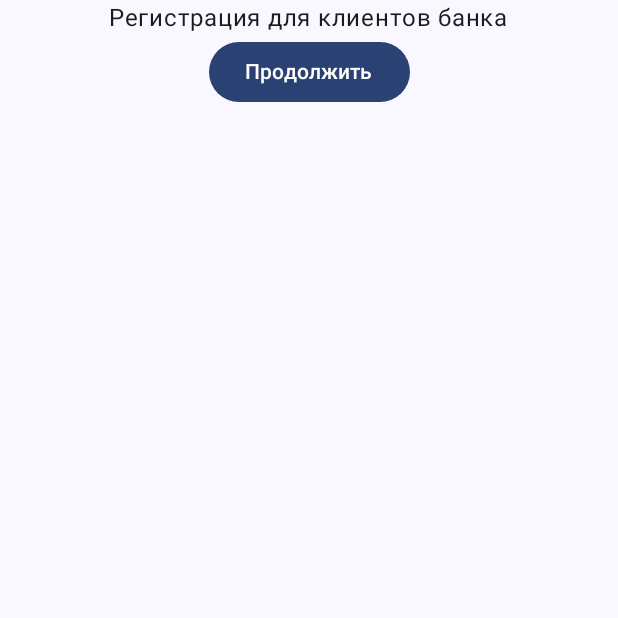
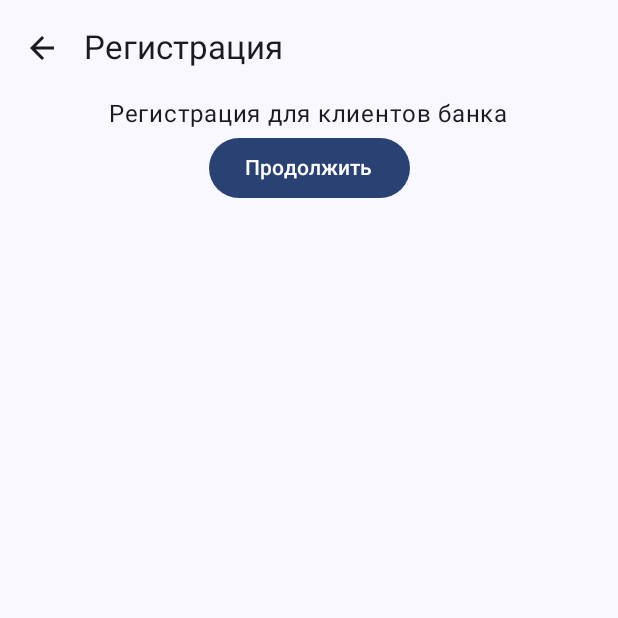
Before and after one commit to HSact/UserFormPurchasesApp, an Android app built with Jetpack Compose: the ProfileScreen screen opened through its navigation route, after a tap on "Регистрация", on a phone screen of 412 x 824 dp, the top half of it. Run offline under Robolectric (Android 15) with nearby library versions, the phone set to English and light mode, and no system bars; our stand-ins replace Dagger/Hilt's generated code.

Commit message:
refactor: Restructure UI layer with screens and ViewModels
This commit reorganizes the UI layer by:
- Moving screen composables and their ViewModels into dedicated `screens` subpackages (e.g., `ui/screens/profile`, `ui/screens/registration`, `ui/screens/purchases`).
- Renaming `MainScreen.kt` to `screens/MainScreen.kt`.
- Introducing `RegistrationIntent` and `RegistrationUiState` for MVI pattern in the registration screen.
- Implementing `RegistrationViewModel` with logic to handle user input, validation, and saving user data.
- Updating `MainScreen` to use a `Scaffold` with a `CommonTopBar` that dynamically shows titles and back buttons based on the current navigation destination.
- Adjusting navigation logic in `MainScreen`: `RegistrationScreen` now pops back instead of navigating to `PurchasesScreen` on finish.
- Adding a `CommonTopBar` composable for consistent app bar styling.
- Adding placeholder `ProfileUiState` and `PurchasesUiState`.
- Removing the old `RegistrationViewModel` from its previous location.
- Updating `MainActivity` to reflect the new `MainScreen` location and removing unnecessary `Scaffold` and `padding`.
- Adding a "My Purchases" button to `ProfileScreen` and expanding its layout for demonstration.
- Minor cleanup in `ProfileViewModel`.

```diff
--- a/app/src/main/java/com/hsact/userformpurchasesapp/MainActivity.kt
+++ b/app/src/main/java/com/hsact/userformpurchasesapp/MainActivity.kt
@@ -5,11 +5,7 @@ import androidx.activity.ComponentActivity
 import androidx.activity.compose.setContent
 import androidx.activity.enableEdgeToEdge
 import androidx.activity.viewModels
-import androidx.compose.foundation.layout.fillMaxSize
-import androidx.compose.foundation.layout.padding
-import androidx.compose.material3.Scaffold
-import androidx.compose.ui.Modifier
-import com.hsact.userformpurchasesapp.ui.MainScreen
+import com.hsact.userformpurchasesapp.ui.screens.MainScreen
 import com.hsact.userformpurchasesapp.ui.theme.UserFormPurchasesAppTheme
 import dagger.hilt.android.AndroidEntryPoint
 import kotlin.getValue
@@ -22,13 +18,11 @@ class MainActivity : ComponentActivity() {
         enableEdgeToEdge()
         setContent {
             UserFormPurchasesAppTheme {
-                Scaffold(modifier = Modifier.fillMaxSize()) { innerPadding ->
                     MainScreen(
 //                        viewModel = viewModel,
-                        modifier = Modifier.padding(innerPadding)
                     )
                 }
-            }
+
         }
     }
 }
--- a/app/src/main/java/com/hsact/userformpurchasesapp/ui/MainScreen.kt
+++ /dev/null
@@ -1,38 +0,0 @@
-package com.hsact.userformpurchasesapp.ui
-
-import androidx.compose.runtime.Composable
-import androidx.compose.ui.Modifier
-import androidx.navigation.compose.NavHost
-import androidx.navigation.compose.composable
-import androidx.navigation.compose.rememberNavController
-import com.hsact.userformpurchasesapp.navigation.Screen
-import com.hsact.userformpurchasesapp.ui.profile.ProfileScreen
-import com.hsact.userformpurchasesapp.ui.purchases.PurchasesScreen
-import com.hsact.userformpurchasesapp.ui.registration.RegistrationScreen
-
-@Composable
-fun MainScreen(
-    modifier: Modifier = Modifier
-) {
-    val navController = rememberNavController()
-
-    NavHost(
-        navController = navController,
-        startDestination = Screen.Profile.route,
-        modifier = modifier
-    ) {
-        composable(Screen.Profile.route) {
-            ProfileScreen(onRegisterClick = {
-                navController.navigate(Screen.Registration.route)
-            })
-        }
-        composable(Screen.Registration.route) {
-            RegistrationScreen(onFinish = {
-                navController.navigate(Screen.Purchases.route)
-            })
-        }
-        composable(Screen.Purchases.route) {
-            PurchasesScreen()
-        }
-    }
-}
--- /dev/null
+++ b/app/src/main/java/com/hsact/userformpurchasesapp/ui/components/CommonTopBar.kt
@@ -0,0 +1,35 @@
+package com.hsact.userformpurchasesapp.ui.components
+
+import androidx.compose.material.icons.Icons
+import androidx.compose.material.icons.filled.ArrowBack
+import androidx.compose.material3.ExperimentalMaterial3Api
+import androidx.compose.material3.Icon
+import androidx.compose.material3.IconButton
+import androidx.compose.material3.Text
+import androidx.compose.material3.TopAppBar
+import androidx.compose.material3.TopAppBarScrollBehavior
+import androidx.compose.runtime.Composable
+
+@OptIn(ExperimentalMaterial3Api::class)
+@Composable
+fun CommonTopBar(
+    title: String,
+    showBackButton: Boolean = true,
+    scrollBehavior: TopAppBarScrollBehavior,
+    onBackClick: () -> Unit = {}
+) {
+    TopAppBar(
+        title = { Text(title) },
+        navigationIcon = {
+            if (showBackButton) {
+                IconButton(onClick = onBackClick) {
+                    Icon(
+                        imageVector = Icons.Default.ArrowBack,
+                        contentDescription = "Back"
+                    )
+                }
+            }
+        },
+        scrollBehavior = scrollBehavior
+    )
+}
--- a/app/src/main/java/com/hsact/userformpurchasesapp/ui/profile/ProfileScreen.kt
+++ /dev/null
@@ -1,25 +0,0 @@
-package com.hsact.userformpurchasesapp.ui.profile
-
-import androidx.compose.foundation.layout.Column
-import androidx.compose.foundation.layout.fillMaxSize
-import androidx.compose.material3.Button
-import androidx.compose.material3.Text
-import androidx.compose.runtime.Composable
-import androidx.compose.ui.Alignment
-import androidx.compose.ui.Modifier
-import androidx.compose.ui.res.stringResource
-import androidx.hilt.navigation.compose.hiltViewModel
-import com.hsact.userformpurchasesapp.R
-
-@Composable
-fun ProfileScreen(
-    onRegisterClick: () -> Unit,
-    viewModel: ProfileViewModel = hiltViewModel<ProfileViewModel>()
-    ) {
-    Column(modifier = Modifier.fillMaxSize(), horizontalAlignment = Alignment.CenterHorizontally) {
-        Text(stringResource(R.string.profile))
-        Button(onClick = onRegisterClick) {
-            Text(stringResource(R.string.registration))
-        }
-    }
-}
--- a/app/src/main/java/com/hsact/userformpurchasesapp/ui/registration/RegistrationViewModel.kt
+++ /dev/null
@@ -1,14 +0,0 @@
-package com.hsact.userformpurchasesapp.ui.registration
-
-import androidx.lifecycle.ViewModel
-import com.hsact.domain.usecase.userdata.GetUserDataUseCase
-import com.hsact.domain.usecase.userdata.SaveUserDataUseCase
-import dagger.hilt.android.lifecycle.HiltViewModel
-import javax.inject.Inject
-
-@HiltViewModel
-class RegistrationViewModel @Inject constructor(
-    private val getUserDataUseCase: GetUserDataUseCase,
-    private val saveUserDataUseCase: SaveUserDataUseCase
-) : ViewModel(){
-}
--- /dev/null
+++ b/app/src/main/java/com/hsact/userformpurchasesapp/ui/screens/MainScreen.kt
@@ -0,0 +1,84 @@
+package com.hsact.userformpurchasesapp.ui.screens
+
+import androidx.compose.foundation.layout.padding
+import androidx.compose.foundation.rememberScrollState
+import androidx.compose.material3.ExperimentalMaterial3Api
+import androidx.compose.material3.Scaffold
+import androidx.compose.material3.TopAppBarDefaults
+import androidx.compose.runtime.Composable
+import androidx.compose.runtime.LaunchedEffect
+import androidx.compose.runtime.getValue
+import androidx.compose.runtime.mutableStateOf
+import androidx.compose.runtime.remember
+import androidx.compose.ui.Modifier
+import androidx.compose.ui.res.stringResource
+import androidx.navigation.compose.NavHost
+import androidx.navigation.compose.composable
+import androidx.navigation.compose.currentBackStackEntryAsState
+import androidx.navigation.compose.rememberNavController
+import com.hsact.userformpurchasesapp.R
+import com.hsact.userformpurchasesapp.navigation.Screen
+import com.hsact.userformpurchasesapp.ui.components.CommonTopBar
+import com.hsact.userformpurchasesapp.ui.screens.profile.ProfileScreen
+import com.hsact.userformpurchasesapp.ui.screens.purchases.PurchasesScreen
+import com.hsact.userformpurchasesapp.ui.screens.registration.RegistrationScreen
+
+@OptIn(ExperimentalMaterial3Api::class)
+@Composable
+fun MainScreen(
+    modifier: Modifier = Modifier
+) {
+    val navController = rememberNavController()
+    val navBackStackEntry by navController.currentBackStackEntryAsState()
+    val currentDestination = navBackStackEntry?.destination
+
+    val (title, showBackButton) = when (currentDestination?.route) {
+        Screen.Profile.route -> stringResource(R.string.profile) to false
+        Screen.Registration.route -> stringResource(R.string.registration) to true
+        Screen.Purchases.route -> stringResource(R.string.my_purchases) to true
+        else -> "" to false
+    }
+
+    val scrollState = rememberScrollState()
+    val canScroll = remember { mutableStateOf(false) }
+    val scrollBehavior = TopAppBarDefaults.exitUntilCollapsedScrollBehavior()
+    LaunchedEffect(scrollState.maxValue) {
+        canScroll.value = scrollState.maxValue > 0
+    }
+
+    Scaffold(
+        topBar = {
+            CommonTopBar(
+                title = title,
+                showBackButton = showBackButton,
+                scrollBehavior = scrollBehavior,
+                onBackClick = { navController.popBackStack() }
+            )
+        },
+        modifier = modifier
+    ) { innerPadding ->
+        NavHost(
+            navController = navController,
+            startDestination = Screen.Profile.route,
+            modifier = Modifier.padding(innerPadding)
+        ) {
+            composable(Screen.Profile.route) {
+                ProfileScreen(
+                    onRegisterClick = {
+                        navController.navigate(Screen.Registration.route)
+                    },
+                    onPurchasesClick = {
+                        navController.navigate(Screen.Purchases.route)
+                    })
+            }
+            composable(Screen.Registration.route) {
+                RegistrationScreen(onFinish = {
+                    navController.popBackStack()
+                })
+            }
+            composable(Screen.Purchases.route) {
+                PurchasesScreen()
+            }
+        }
+    }
+}
--- /dev/null
+++ b/app/src/main/java/com/hsact/userformpurchasesapp/ui/screens/profile/ProfileScreen.kt
@@ -0,0 +1,71 @@
+package com.hsact.userformpurchasesapp.ui.screens.profile
+
+import androidx.compose.foundation.layout.Column
+import androidx.compose.foundation.layout.fillMaxSize
+import androidx.compose.foundation.rememberScrollState
+import androidx.compose.material3.Button
+import androidx.compose.material3.ExperimentalMaterial3Api
+import androidx.compose.material3.Text
+import androidx.compose.material3.TopAppBarDefaults
+import androidx.compose.runtime.Composable
+import androidx.compose.runtime.LaunchedEffect
+import androidx.compose.runtime.mutableStateOf
+import androidx.compose.runtime.remember
+import androidx.compose.ui.Alignment
+import androidx.compose.ui.Modifier
+import androidx.compose.ui.res.stringResource
+import androidx.hilt.navigation.compose.hiltViewModel
+import com.hsact.userformpurchasesapp.R
+
+@OptIn(ExperimentalMaterial3Api::class)
+@Composable
+fun ProfileScreen(
+    onRegisterClick: () -> Unit,
+    onPurchasesClick: () -> Unit,
+    viewModel: ProfileViewModel = hiltViewModel<ProfileViewModel>()
+) {
+    val scrollState = rememberScrollState()
+    val canScroll = remember { mutableStateOf(false) }
+    val scrollBehavior = TopAppBarDefaults.exitUntilCollapsedScrollBehavior()
+    LaunchedEffect(scrollState.maxValue) {
+        canScroll.value = scrollState.maxValue > 0
+    }
+    Column(
+        modifier = Modifier.fillMaxSize(),
+        horizontalAlignment = Alignment.CenterHorizontally
+    ) {
+        Button(onClick = onRegisterClick) {
+            Text(stringResource(R.string.registration))
+        }
+        Button(onClick = onPurchasesClick) {
+            Text(stringResource(R.string.my_purchases))
+        }
+        Button(onClick = onPurchasesClick) {
+            Text(stringResource(R.string.my_purchases))
+        }
+        Button(onClick = onPurchasesClick) {
+            Text(stringResource(R.string.my_purchases))
+        }
+        Button(onClick = onPurchasesClick) {
+            Text(stringResource(R.string.my_purchases))
+        }
+        Button(onClick = onPurchasesClick) {
+            Text(stringResource(R.string.my_purchases))
+        }
+        Button(onClick = onPurchasesClick) {
+            Text(stringResource(R.string.my_purchases))
+        }
+        Button(onClick = onPurchasesClick) {
+            Text(stringResource(R.string.my_purchases))
+        }
+        Button(onClick = onPurchasesClick) {
+            Text(stringResource(R.string.my_purchases))
+        }
+        Button(onClick = onPurchasesClick) {
+            Text(stringResource(R.string.my_purchases))
+        }
+        Button(onClick = onPurchasesClick) {
+            Text(stringResource(R.string.my_purchases))
+        }
+    }
+}
--- /dev/null
+++ b/app/src/main/java/com/hsact/userformpurchasesapp/ui/screens/profile/ProfileUiState.kt
@@ -0,0 +1,4 @@
+package com.hsact.userformpurchasesapp.ui.screens.profile
+
+class ProfileUiState {
+}
--- a/app/src/main/java/com/hsact/userformpurchasesapp/ui/profile/ProfileViewModel.kt
+++ b/app/src/main/java/com/hsact/userformpurchasesapp/ui/screens/profile/ProfileViewModel.kt
@@ -1,4 +1,4 @@
-package com.hsact.userformpurchasesapp.ui.profile
+package com.hsact.userformpurchasesapp.ui.screens.profile
 
 import androidx.lifecycle.ViewModel
 import androidx.lifecycle.viewModelScope
--- a/app/src/main/java/com/hsact/userformpurchasesapp/ui/registration/RegistrationScreen.kt
+++ b/app/src/main/java/com/hsact/userformpurchasesapp/ui/screens/purchases/PurchasesScreen.kt
@@ -1,8 +1,7 @@
-package com.hsact.userformpurchasesapp.ui.registration
+package com.hsact.userformpurchasesapp.ui.screens.purchases
 
 import androidx.compose.foundation.layout.Column
 import androidx.compose.foundation.layout.fillMaxSize
-import androidx.compose.material3.Button
 import androidx.compose.material3.Text
 import androidx.compose.runtime.Composable
 import androidx.compose.ui.Alignment
@@ -12,14 +11,10 @@ import androidx.hilt.navigation.compose.hiltViewModel
 import com.hsact.userformpurchasesapp.R
 
 @Composable
-fun RegistrationScreen (
-    onFinish: () -> Unit,
-    viewModel: RegistrationViewModel = hiltViewModel<RegistrationViewModel>()
+fun PurchasesScreen(
+    viewModel: PurchasesViewModel = hiltViewModel<PurchasesViewModel>()
 ) {
     Column(modifier = Modifier.fillMaxSize(), horizontalAlignment = Alignment.CenterHorizontally) {
-        Text(stringResource(R.string.bank_clients_registration))
-        Button(onClick = onFinish) {
-            Text(stringResource(R.string.button_continue))
-        }
+        Text(stringResource(R.string.my_purchases))
     }
 }
--- /dev/null
+++ b/app/src/main/java/com/hsact/userformpurchasesapp/ui/screens/purchases/PurchasesUiState.kt
@@ -0,0 +1,4 @@
+package com.hsact.userformpurchasesapp.ui.screens.purchases
+
+class PurchasesUiState {
+}
--- a/app/src/main/java/com/hsact/userformpurchasesapp/ui/purchases/PurchasesViewModel.kt
+++ b/app/src/main/java/com/hsact/userformpurchasesapp/ui/screens/purchases/PurchasesViewModel.kt
@@ -1,4 +1,4 @@
-package com.hsact.userformpurchasesapp.ui.purchases
+package com.hsact.userformpurchasesapp.ui.screens.purchases
 
 import androidx.lifecycle.ViewModel
 import com.hsact.domain.usecase.GetPurchasesUseCase
--- a/app/src/main/java/com/hsact/userformpurchasesapp/ui/purchases/PurchasesScreen.kt
+++ b/app/src/main/java/com/hsact/userformpurchasesapp/ui/screens/registration/RegistrationScreen.kt
@@ -1,7 +1,8 @@
-package com.hsact.userformpurchasesapp.ui.purchases
+package com.hsact.userformpurchasesapp.ui.screens.registration
 
 import androidx.compose.foundation.layout.Column
 import androidx.compose.foundation.layout.fillMaxSize
+import androidx.compose.material3.Button
 import androidx.compose.material3.Text
 import androidx.compose.runtime.Composable
 import androidx.compose.ui.Alignment
@@ -11,10 +12,14 @@ import androidx.hilt.navigation.compose.hiltViewModel
 import com.hsact.userformpurchasesapp.R
 
 @Composable
-fun PurchasesScreen(
-    viewModel: PurchasesViewModel = hiltViewModel<PurchasesViewModel>()
+fun RegistrationScreen (
+    onFinish: () -> Unit,
+    viewModel: RegistrationViewModel = hiltViewModel<RegistrationViewModel>()
 ) {
     Column(modifier = Modifier.fillMaxSize(), horizontalAlignment = Alignment.CenterHorizontally) {
-        Text(stringResource(R.string.my_purchases))
+        Text(stringResource(R.string.bank_clients_registration))
+        Button(onClick = onFinish) {
+            Text(stringResource(R.string.button_continue))
+        }
     }
 }
--- /dev/null
+++ b/app/src/main/java/com/hsact/userformpurchasesapp/ui/screens/registration/RegistrationUiState.kt
@@ -0,0 +1,9 @@
+package com.hsact.userformpurchasesapp.ui.screens.registration
+
+data class RegistrationUiState(
+    val name: String = "",
+    val surname: String = "",
+    val code: String = "",
+    val participantNumber: String = "",
+    val isValid: Boolean = false
+)
```
Also changed, not shown: app/src/main/java/com/hsact/userformpurchasesapp/ui/screens/registration/RegistrationIntent.kt (added, +9 -0 lines), app/src/main/java/com/hsact/userformpurchasesapp/ui/screens/registration/RegistrationViewModel.kt (added, +71 -0 lines).
